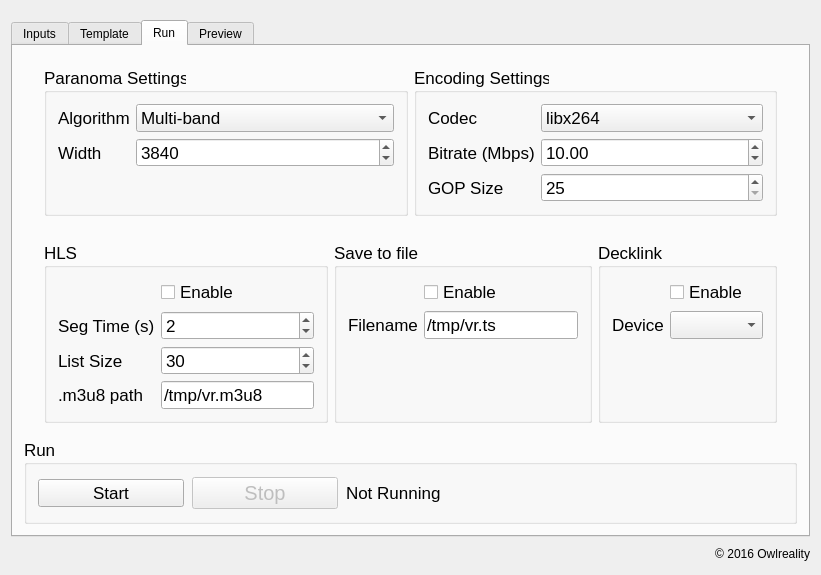
This is apps/livestitching/mainwindow.ui in blahgeek/OpenCV-octVR as Qt 5 draws it before an edit. The edited form follows.
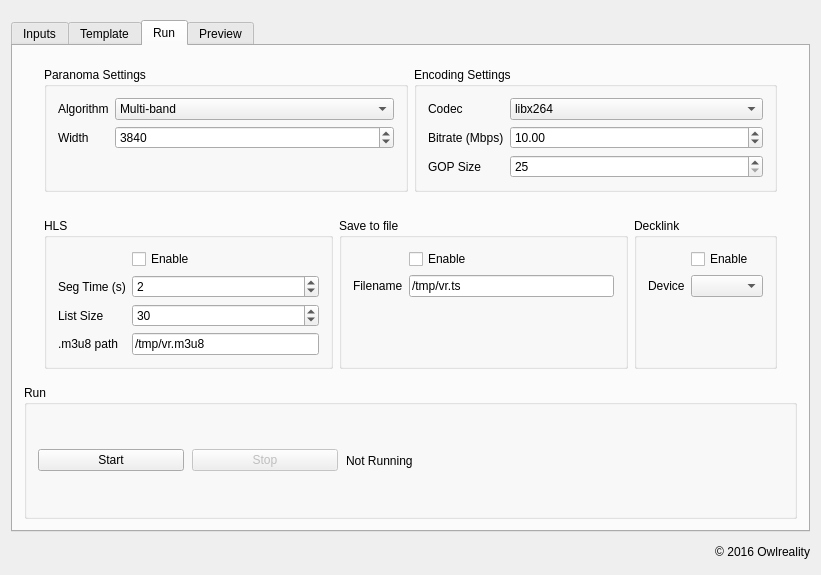
This is the edited form. The open tabs and pages were chosen to show the change.

```diff
--- a/apps/livestitching/mainwindow.ui
+++ b/apps/livestitching/mainwindow.ui
@@ -146,11 +146,6 @@
           </property>
           <item>
            <widget class="QGroupBox" name="group_paranoma">
-            <property name="font">
-             <font>
-              <pointsize>13</pointsize>
-             </font>
-            </property>
             <property name="title">
              <string>Paranoma Settings</string>
             </property>
@@ -209,11 +204,6 @@
           </item>
           <item>
            <widget class="QGroupBox" name="group_encoding">
-            <property name="font">
-             <font>
-              <pointsize>13</pointsize>
-             </font>
-            </property>
             <property name="title">
              <string>Encoding Settings</string>
             </property>
@@ -299,11 +289,6 @@
           </property>
           <item>
            <widget class="QGroupBox" name="group_streaming">
-            <property name="font">
-             <font>
-              <pointsize>13</pointsize>
-             </font>
-            </property>
             <property name="title">
              <string>HLS</string>
             </property>
@@ -374,11 +359,6 @@
           </item>
           <item>
            <widget class="QGroupBox" name="group_streaming_2">
-            <property name="font">
-             <font>
-              <pointsize>13</pointsize>
-             </font>
-            </property>
             <property name="title">
              <string>Save to file</string>
             </property>
@@ -409,11 +389,6 @@
           </item>
           <item>
            <widget class="QGroupBox" name="group_streaming_3">
-            <property name="font">
-             <font>
-              <pointsize>13</pointsize>
-             </font>
-            </property>
             <property name="title">
              <string>Decklink</string>
             </property>
@@ -442,11 +417,6 @@
         </item>
         <item>
          <widget class="QGroupBox" name="group_run">
-          <property name="font">
-           <font>
-            <pointsize>13</pointsize>
-           </font>
-          </property>
           <property name="title">
            <string>Run</string>
           </property>
@@ -478,11 +448,6 @@
                <verstretch>0</verstretch>
               </sizepolicy>
              </property>
-             <property name="font">
-              <font>
-               <pointsize>15</pointsize>
-              </font>
-             </property>
              <property name="text">
               <string>Stop</string>
              </property>
```
